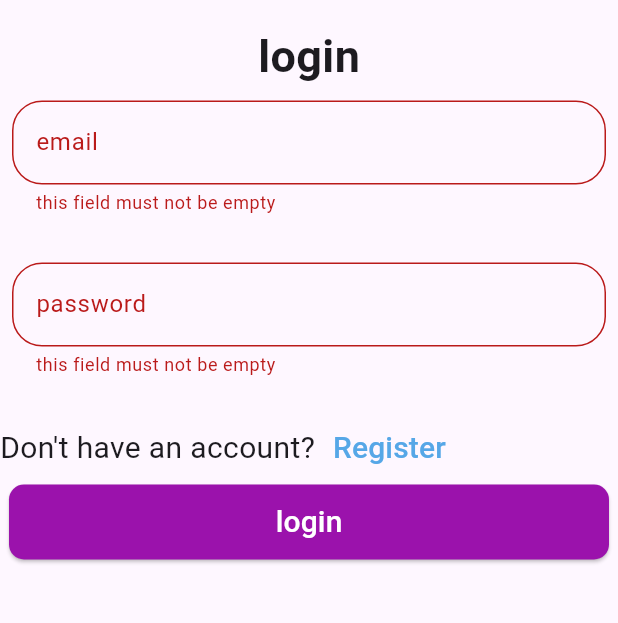
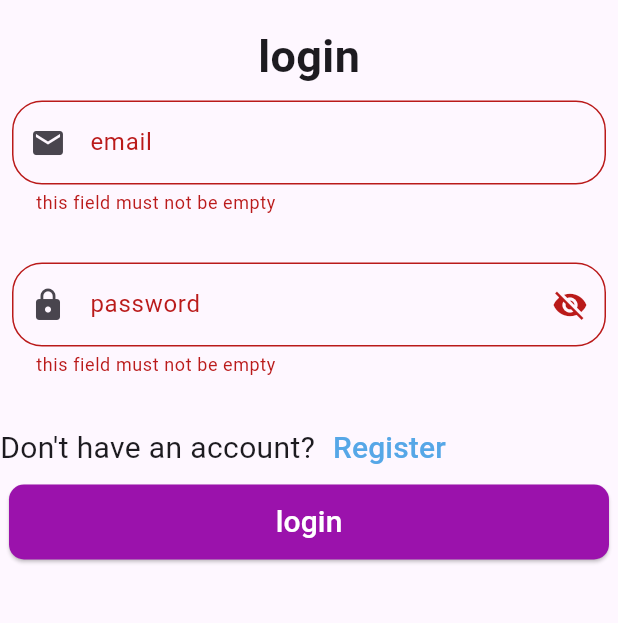
Before and after one commit to Ahmed1092002/new_tasks_app, a Flutter app: the screen it shows after launch, after a tap on "login", on a phone screen of 412 x 824 dp, the part 330-953 px from its top. Run offline on Flutter 3.47's test engine with Material 2 defaults, Android fonts, the phone set to English and light mode, and no system bars; our stand-ins replace animated_splash_screen, another_flutter_splash_screen, bloc, cached_network_image, cloud_firestore, conditional_builder_null_safety and 8 more; missing offline and left inert: flutter_launcher_icons; accounts and stored records are empty.

Commit message:
new updates

```diff
--- a/lib/blocs/LoginCubit/login_cubit.dart
+++ b/lib/blocs/LoginCubit/login_cubit.dart
@@ -28,6 +28,7 @@ class LoginCubit extends Cubit<LoginState> {
           await storage.write(key: 'uid', value: value.user!.uid);
           Token =   await storage.read(key: 'uid');
           print (  Token);
+
       emit(LoginSuccessState());
     }).catchError((error) {
       emit(LoginErrorState());
--- a/lib/src/app_root.dart
+++ b/lib/src/app_root.dart
@@ -4,6 +4,7 @@ import 'package:flutter/material.dart';
 import 'package:flutter_bloc/flutter_bloc.dart';
 import 'package:flutter_secure_storage/flutter_secure_storage.dart';
 import 'package:new_todo_app/blocs/TaskCubit/task_cubit.dart';
+import 'package:new_todo_app/blocs/UserCubit/user_cubit.dart';
 import 'package:new_todo_app/views/dashboard_tasks.dart';
 import 'package:new_todo_app/views/spalsh_screan.dart';
 import 'package:flutter_localizations/flutter_localizations.dart';
@@ -18,6 +19,7 @@ class MyApp extends StatelessWidget {
 
     return MultiBlocListener(
       listeners: [
+        BlocProvider(create: (context) => UserCubit()),
         BlocProvider(create: (context) => TaskCubit()..getTaskData()),
       ],
       child: MaterialApp(
--- a/lib/views/login_screan.dart
+++ b/lib/views/login_screan.dart
@@ -1,14 +1,29 @@
 import 'package:flutter/material.dart';
 import 'package:flutter_bloc/flutter_bloc.dart';
 import 'package:new_todo_app/blocs/LoginCubit/login_cubit.dart';
+import 'package:new_todo_app/blocs/TaskCubit/task_cubit.dart';
+import 'package:new_todo_app/blocs/UserCubit/user_cubit.dart';
 import 'package:new_todo_app/widget/login_form.dart';
 
 import '../widget/logo_column.dart';
 
 
-class LoginScrean extends StatelessWidget {
+class LoginScrean extends StatefulWidget {
   const LoginScrean({Key? key}) : super(key: key);
 
+  @override
+  State<LoginScrean> createState() => _LoginScreanState();
+}
+
+class _LoginScreanState extends State<LoginScrean> {
+  // @override
+  // void initState() {
+  //   super.initState();
+  //   WidgetsBinding.instance.addPostFrameCallback((_) {
+  //     TaskCubit.get(context).getTaskData();
+  //     UserCubit.get(context).getUserData();
+  //   });
+  // }
   @override
   Widget build(BuildContext context) {
     return BlocProvider(
--- a/lib/widget/add_todo_app_screan_form.dart
+++ b/lib/widget/add_todo_app_screan_form.dart
@@ -154,7 +154,6 @@ class _AddTodoAppScreanFormState extends State<AddTodoAppScreanForm> {
                         endDate: cubit.endDateController.text,
                         image: cubit.taskImageLink,
                       );
-                      cubit.tasks.clear();
                       cubit.getTaskData();
                     } catch (error) {
                       // Handle error
@@ -173,7 +172,6 @@ class _AddTodoAppScreanFormState extends State<AddTodoAppScreanForm> {
                         taskId: cubit.taskId,
                         image: cubit.taskImageLink,
                       );
-                      cubit.tasks.clear();
                       cubit.getTaskData();
                     } catch (error) {
                       // Handle error
--- a/lib/widget/custom_text_field.dart
+++ b/lib/widget/custom_text_field.dart
@@ -1,18 +1,26 @@
 import 'package:flutter/material.dart';
 import 'package:flutter/services.dart';
 
-class CustomTextField extends StatelessWidget {
+class CustomTextField extends StatefulWidget {
   String? hint;
   IconData? icon;
   TextEditingController? controller;
    CustomTextField({Key? key,this.hint ='',this.icon,this.controller}) : super(key: key);
 
   @override
+  State<CustomTextField> createState() => _CustomTextFieldState();
+}
+
+class _CustomTextFieldState extends State<CustomTextField> {
+  bool passwordVisible=false;
+
+  @override
   Widget build(BuildContext context) {
+
     return Padding(
       padding: const EdgeInsets.all(8.0),
       child: TextFormField(
-        controller: controller,
+        controller: widget.controller,
 showCursor: true,
 enabled: true,
           toolbarOptions: ToolbarOptions(
@@ -29,17 +37,32 @@ enabled: true,
   if(value!.isEmpty){
     return 'this field must not be empty';
   }
-  if (hint == 'email') {
+  if (widget.hint == 'email') {
     if(!value.contains('@')){
       return 'this field must be a valid email';
     }
   }
   return null;
 },
+        obscureText: passwordVisible,
         decoration: InputDecoration(
-        prefixIcon:icon != null ? Icon(icon) : null,
-          hintText: hint,
-          label: Text(hint!),
+        prefixIcon:Icon(widget.icon) ,
+        suffixIcon: widget.hint == 'password' ? IconButton(
+
+          icon: Icon(passwordVisible
+              ? Icons.visibility
+              : Icons.visibility_off),
+          onPressed: () {
+            setState(
+                  () {
+                passwordVisible = !passwordVisible;
+              },
+            );
+          },
+
+        ):null,
+          hintText: widget.hint,
+          label: Text(widget.hint!),
           border: OutlineInputBorder(
 borderRadius: BorderRadius.circular(20)
           )
--- a/lib/widget/login_form.dart
+++ b/lib/widget/login_form.dart
@@ -1,11 +1,14 @@
 import 'package:flutter/material.dart';
 import 'package:flutter_bloc/flutter_bloc.dart';
 import 'package:new_todo_app/blocs/LoginCubit/login_cubit.dart';
+import 'package:new_todo_app/blocs/UserCubit/user_cubit.dart';
 import 'package:new_todo_app/utils/Nafigator.dart';
 import 'package:new_todo_app/views/dashboard_tasks.dart';
 import 'package:new_todo_app/views/register_screan.dart';
 import 'package:new_todo_app/widget/custom_button.dart';
 import 'package:new_todo_app/widget/custom_text_field.dart';
+
+import '../blocs/TaskCubit/task_cubit.dart';
 
 
 class LoginForm extends StatelessWidget {
@@ -25,6 +28,12 @@ class LoginForm extends StatelessWidget {
           ));
         }
         else if (state is LoginSuccessState) {
+          ScaffoldMessenger.of(context).showSnackBar(SnackBar(
+            content: Text("success"),
+            backgroundColor: Colors.green,
+          ));
+          TaskCubit.get(context).getTaskData();
+          UserCubit.get(context).getUserData();
           navigateToScreenAndExit(context, DashboardTasks());
 
         }      },
@@ -38,6 +47,7 @@ class LoginForm extends StatelessWidget {
                   CustomTextField(
                     hint: 'email',
                     controller: cubit.emailController,
+                    icon: Icons.email,
                   ),
                   SizedBox(
                     height: 16,
@@ -45,6 +55,7 @@ class LoginForm extends StatelessWidget {
                   CustomTextField(
                     hint: 'password',
                     controller: cubit.passwordController,
+                    icon: Icons.lock,
                   ),
                   SizedBox(
                     height: 16,
--- a/lib/widget/todo_item_list.dart
+++ b/lib/widget/todo_item_list.dart
@@ -1,3 +1,4 @@
+
 import 'package:conditional_builder_null_safety/conditional_builder_null_safety.dart';
 import 'package:flutter/material.dart';
 import 'package:flutter_bloc/flutter_bloc.dart';
@@ -87,6 +88,8 @@ class TodoItemList extends StatelessWidget {
                                   Navigator.of(context).pop();
                                   task.deleteTask(
                                       taskId: task.tasks[index].id);
+                                  task.tasks.removeAt(index);
+                                  task.getTaskData();
                                 },
                               ),
                             ],
```
Also changed, not shown: lib/blocs/TaskCubit/task_cubit.dart (+23 -5 lines), lib/blocs/UserCubit/user_cubit.dart (+35 -15 lines), lib/views/dashboard_tasks.dart (+9 -0 lines), lib/views/edit_profile_screan.dart (added, +178 -0 lines), lib/views/profile_screan.dart (+55 -28 lines), lib/views/todo_app_screan.dart (+18 -7 lines), lib/widget/drawer_item.dart (+4 -4 lines), 1 other file.
